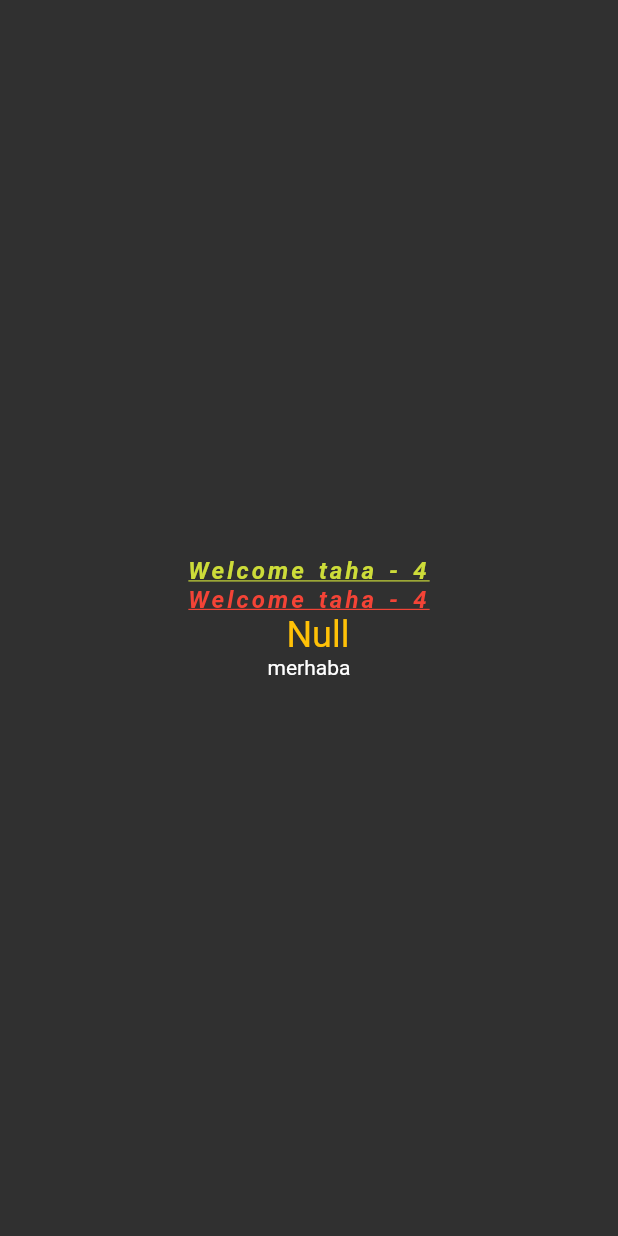
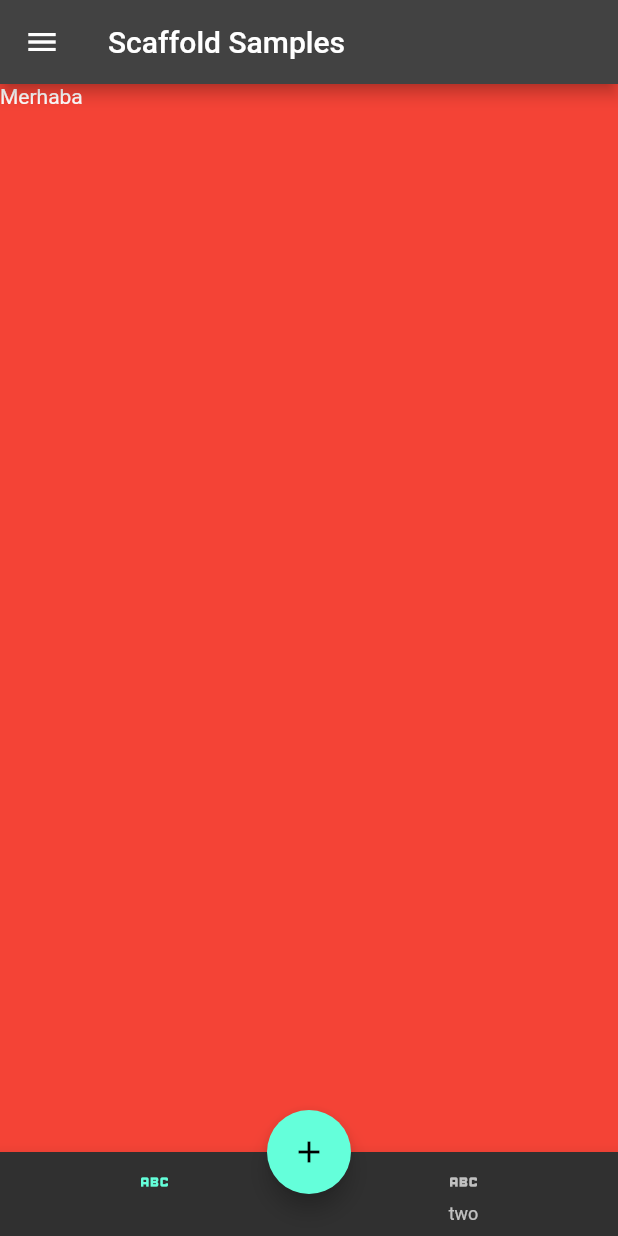
Before and after one commit to tahaturan/flutter_full_learn_vb, a Flutter app: the screen it shows after launch, on a phone screen of 412 x 824 dp. Run offline on Flutter 3.47's test engine with Material 2 defaults, Android fonts, the phone set to English and light mode, and no system bars.

Commit message:
Scaffold, Text, Sizezdbox, Drawer, Container

```diff
--- /dev/null
+++ b/lib/101/scaffold_learn.dart
@@ -0,0 +1,41 @@
+import 'package:flutter/material.dart';
+
+class ScaffoldLearn extends StatelessWidget {
+  const ScaffoldLearn({Key? key}) : super(key: key);
+
+  @override
+  Widget build(BuildContext context) {
+    return Scaffold(
+      appBar: AppBar(
+        title: const Text("Scaffold Samples"),
+      ),
+      body: const Text("Merhaba"),
+      bottomNavigationBar: BottomNavigationBar(
+        items: const [
+          BottomNavigationBarItem(icon: Icon(Icons.abc_outlined), label: "one"),
+          BottomNavigationBarItem(icon: Icon(Icons.abc_outlined), label: "two"),
+        ],
+        showSelectedLabels: false,
+      ),
+      backgroundColor: Colors.red,
+      floatingActionButton: FloatingActionButton(
+        onPressed: () {
+          showModalBottomSheet(
+            context: context,
+            builder: (context) {
+              return Container(
+                height: 200,
+              );
+            },
+            // barrierColor: Colors.white,
+          );
+        },
+        child: const Icon(Icons.add),
+        // mini: true,
+      ),
+      floatingActionButtonLocation:
+          FloatingActionButtonLocation.miniCenterDocked,
+      drawer: const Drawer(),
+    );
+  }
+}
--- a/lib/main.dart
+++ b/lib/main.dart
@@ -1,4 +1,6 @@
 import 'package:flutter/material.dart';
+import 'package:flutter_full_learn_vb/101/container_sized_box_learn.dart';
+import 'package:flutter_full_learn_vb/101/scaffold_learn.dart';
 import 'package:flutter_full_learn_vb/101/text_learn_view.dart';
 
 void main() {
@@ -14,7 +16,7 @@ class MyApp extends StatelessWidget {
     return MaterialApp(
       title: 'Flutter Demo',
       theme: ThemeData.dark(),
-      home: TextLearnView(),
+      home: const ScaffoldLearn(),
     );
   }
 }
```
Also changed, not shown: lib/101/container_sized_box_learn.dart (added, +105 -0 lines).
